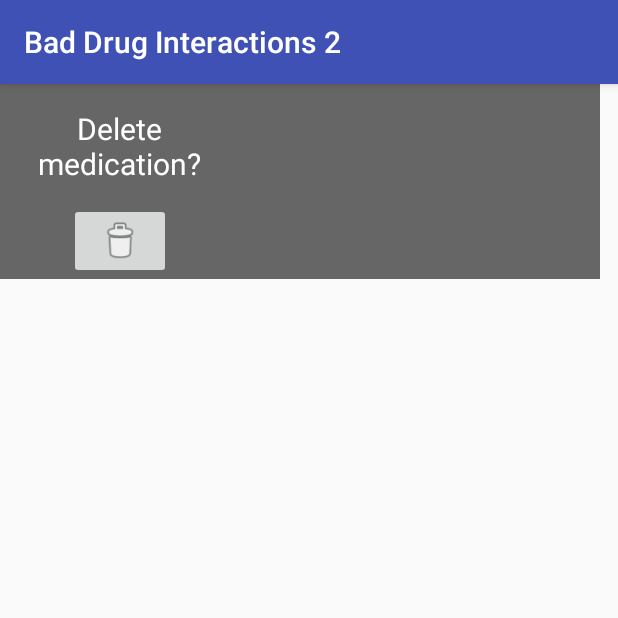
After one commit to bairl18/BadDrugInteractions, an Android app: the DeletePopUpActivity screen opened directly, with no data from a screen before it, on a phone screen of 412 x 824 dp, the top half of it. The commit adds this screen. Run offline under Robolectric (Android 15) with nearby library versions, the phone set to English and light mode, and no system bars.

Commit message:
Sprint 3: Add and delete pop-up windows complete

```diff
--- a/app/src/main/AndroidManifest.xml
+++ b/app/src/main/AndroidManifest.xml
@@ -27,7 +27,9 @@
             android:label="@string/title_activity_search"
             android:theme="@style/AppTheme.NoActionBar" />
         <activity android:name=".SettingsActivity" />
-        <activity android:name=".RemindersActivity"></activity>
+        <activity android:name=".RemindersActivity" />
+        <activity android:name=".AddPopUpActivity" />
+        <activity android:name=".DeletePopUpActivity"></activity>
     </application>
 
 </manifest>
--- /dev/null
+++ b/app/src/main/java/com/example/linnea/baddruginteractions2/DeletePopUpActivity.java
@@ -0,0 +1,13 @@
+package com.example.linnea.baddruginteractions2;
+
+import android.support.v7.app.AppCompatActivity;
+import android.os.Bundle;
+
+public class DeletePopUpActivity extends AppCompatActivity {
+
+    @Override
+    protected void onCreate(Bundle savedInstanceState) {
+        super.onCreate(savedInstanceState);
+        setContentView(R.layout.activity_delete_pop_up);
+    }
+}
--- /dev/null
+++ b/app/src/main/res/layout/activity_delete_pop_up.xml
@@ -0,0 +1,48 @@
+<?xml version="1.0" encoding="utf-8"?>
+<android.support.constraint.ConstraintLayout xmlns:android="http://schemas.android.com/apk/res/android"
+    xmlns:app="http://schemas.android.com/apk/res-auto"
+    xmlns:tools="http://schemas.android.com/tools"
+    android:layout_width="400dp"
+    android:layout_height="130dp"
+    android:background="#666666"
+    tools:context="com.example.linnea.baddruginteractions2.DeletePopUpActivity">
+
+
+        <ImageButton
+            android:id="@+id/delete"
+            android:layout_width="68dp"
+            android:layout_height="0dp"
+            android:layout_marginTop="11dp"
+            android:layout_weight="1"
+            android:foregroundGravity="center"
+            android:scaleType="fitCenter"
+            app:layout_constraintBottom_toBottomOf="parent"
+            app:layout_constraintHorizontal_bias="0.508"
+            app:layout_constraintLeft_toLeftOf="@+id/textView"
+            app:layout_constraintRight_toRightOf="@+id/textView"
+            app:layout_constraintTop_toBottomOf="@+id/textView"
+            app:layout_constraintVertical_bias="0.0"
+            android:src="@android:drawable/ic_menu_delete"
+            tools:layout_constraintBottom_creator="1"
+            tools:layout_constraintLeft_creator="1"
+            tools:layout_constraintRight_creator="1"
+            tools:layout_constraintTop_creator="1" />
+
+    <TextView
+        android:id="@+id/textView"
+        android:layout_width="127dp"
+        android:layout_height="52dp"
+        android:layout_marginLeft="16dp"
+        android:layout_marginStart="16dp"
+        android:layout_marginTop="16dp"
+        android:foregroundGravity="center"
+        android:text="Delete medication?"
+        android:textAlignment="center"
+        android:textColor="#ffffff"
+        android:textSize="20sp"
+        app:layout_constraintLeft_toLeftOf="parent"
+        app:layout_constraintTop_toTopOf="parent"
+        tools:layout_constraintLeft_creator="1"
+        tools:layout_constraintTop_creator="1" />
+
+</android.support.constraint.ConstraintLayout>
```
Also changed, not shown: app/src/main/java/com/example/linnea/baddruginteractions2/AddPopUpActivity.java (added, +13 -0 lines), app/src/main/java/com/example/linnea/baddruginteractions2/MedicationsActivity.java (+60 -21 lines), app/src/main/java/com/example/linnea/baddruginteractions2/SearchActivity.java (+72 -31 lines), app/src/main/res/layout/activity_add_pop_up.xml (added, +46 -0 lines), app/src/main/res/layout/activity_medications.xml (+5 -33 lines), app/src/main/res/layout/activity_search.xml (+12 -41 lines), 1 other file.
